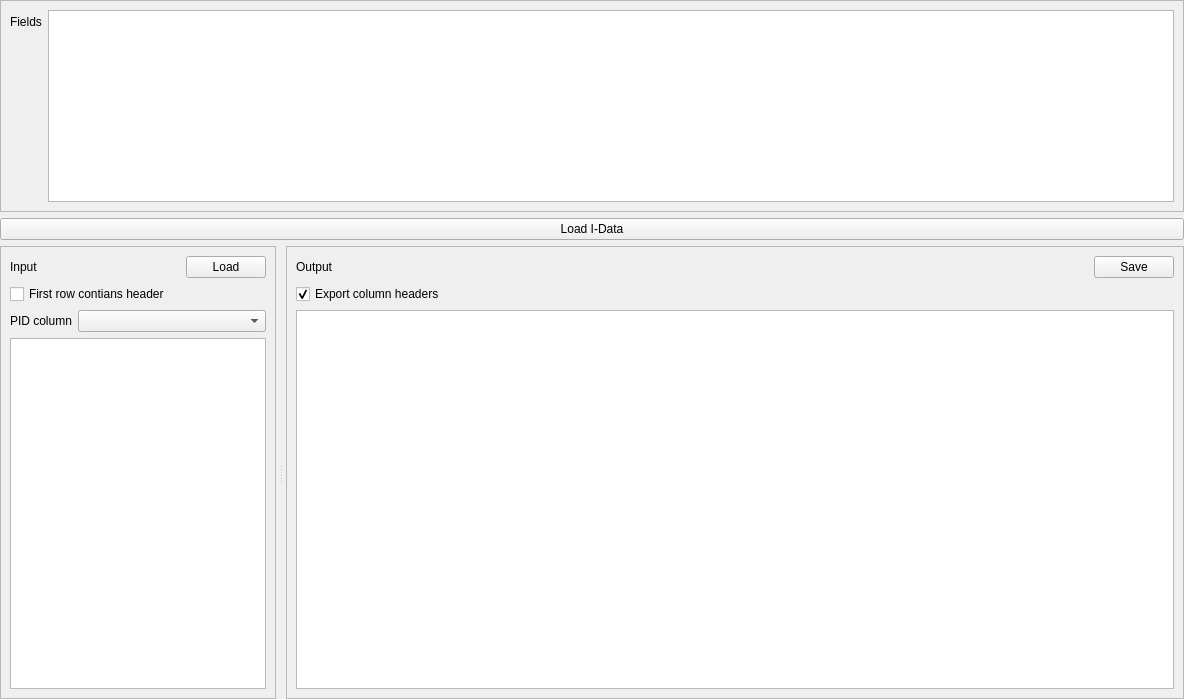
Before: the Qt Designer form src/main/LoaderPage.ui in volkarts-dev/ML-Reader, drawn with Qt 5.
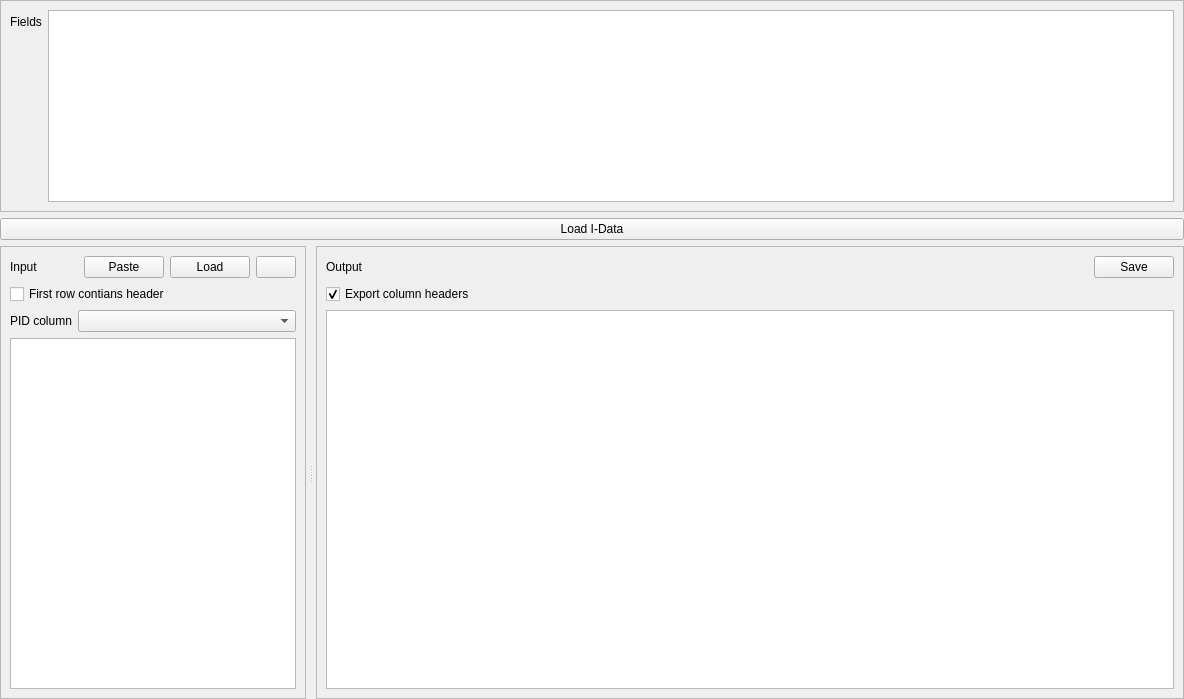
After: the same form once the commit is applied. Icons and pictures are not drawn. Custom widgets are drawn as their Qt base class.

Commit message: New: Paste PID list from Clipboard

The edit to the form file:
```diff
--- a/src/main/LoaderPage.ui
+++ b/src/main/LoaderPage.ui
@@ -134,6 +134,19 @@
            </property>
           </spacer>
          </item>
+         <item>
+          <widget class="QPushButton" name="pasteBtn">
+           <property name="text">
+            <string>Paste</string>
+           </property>
+           <property name="icon">
+            <iconset theme="edit-paste"/>
+           </property>
+           <property name="shortcut">
+            <string>Ctrl+V</string>
+           </property>
+          </widget>
+         </item>
          <item>
           <widget class="QPushButton" name="loadBtn">
            <property name="text">
@@ -148,6 +161,13 @@
            </property>
           </widget>
          </item>
+         <item>
+          <widget class="QPushButton" name="clearInputBtn">
+           <property name="icon">
+            <iconset theme="edit-delete"/>
+           </property>
+          </widget>
+         </item>
         </layout>
        </item>
        <item>
```
Left out of the diff: 49 changed lines with no effect on the pictures. The commit also changes 7 other files.
